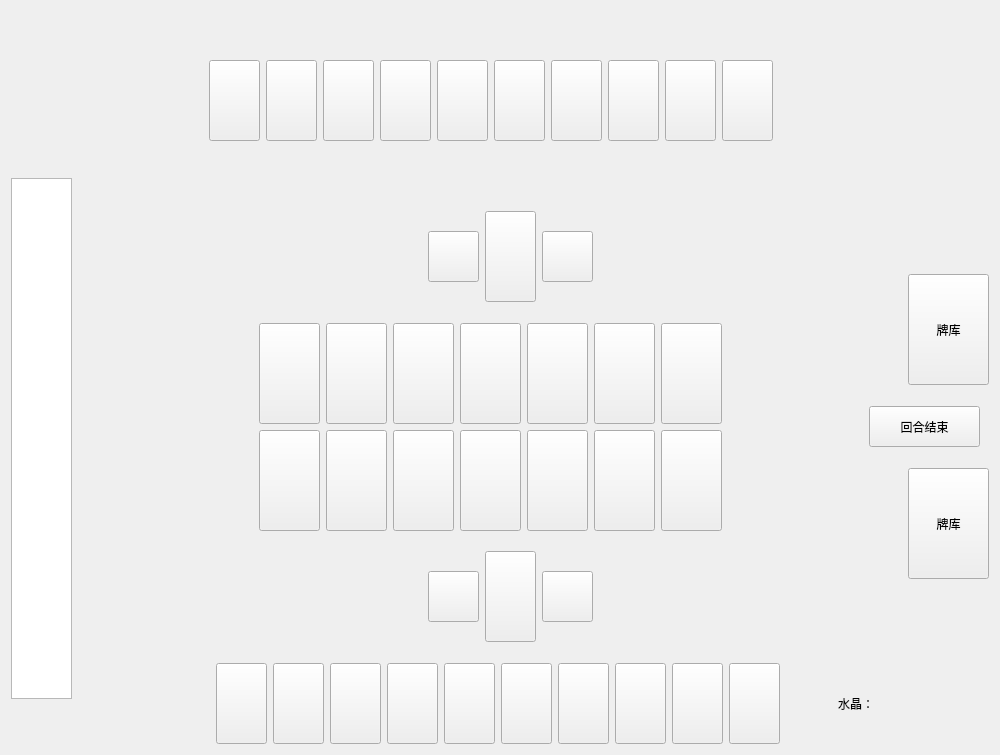
Old version of the form ui/battle/battlewindow.ui in the repository rhfgxg/HearthStone.
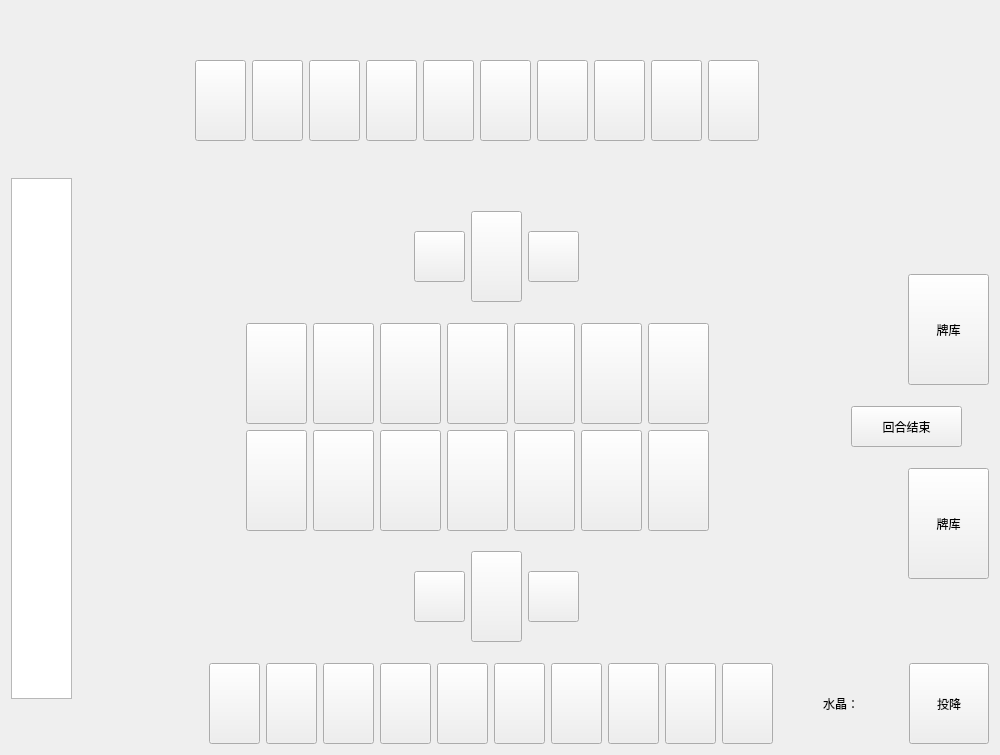
New version of the form.

The edit to the form file:
```diff
--- a/ui/battle/battlewindow.ui
+++ b/ui/battle/battlewindow.ui
@@ -995,6 +995,19 @@
      </item>
     </layout>
    </item>
+   <item row="9" column="7">
+    <widget class="QPushButton" name="pushButton_setting">
+     <property name="sizePolicy">
+      <sizepolicy hsizetype="Minimum" vsizetype="Minimum">
+       <horstretch>0</horstretch>
+       <verstretch>0</verstretch>
+      </sizepolicy>
+     </property>
+     <property name="text">
+      <string>投降</string>
+     </property>
+    </widget>
+   </item>
   </layout>
  </widget>
  <resources/>
```
